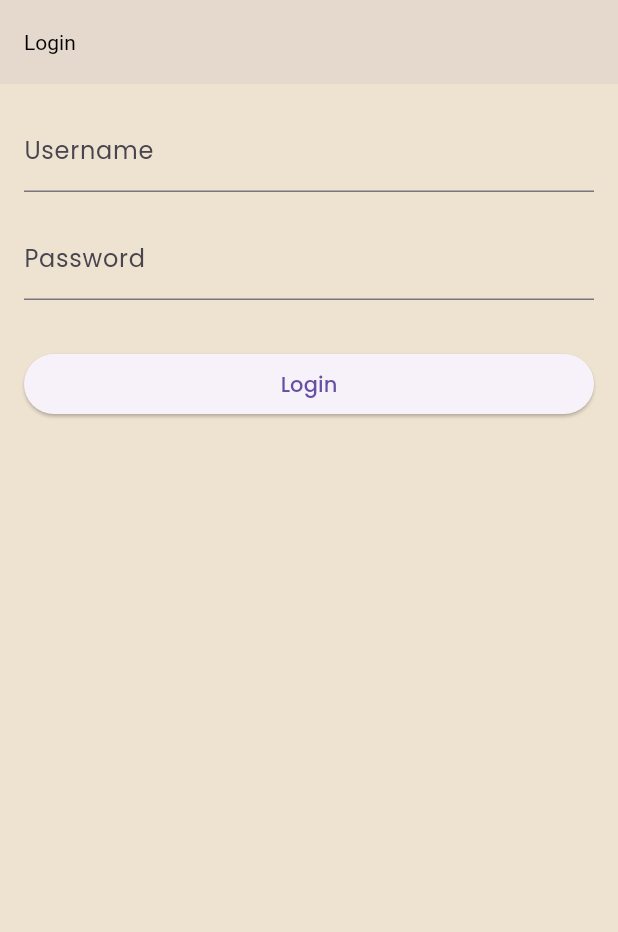
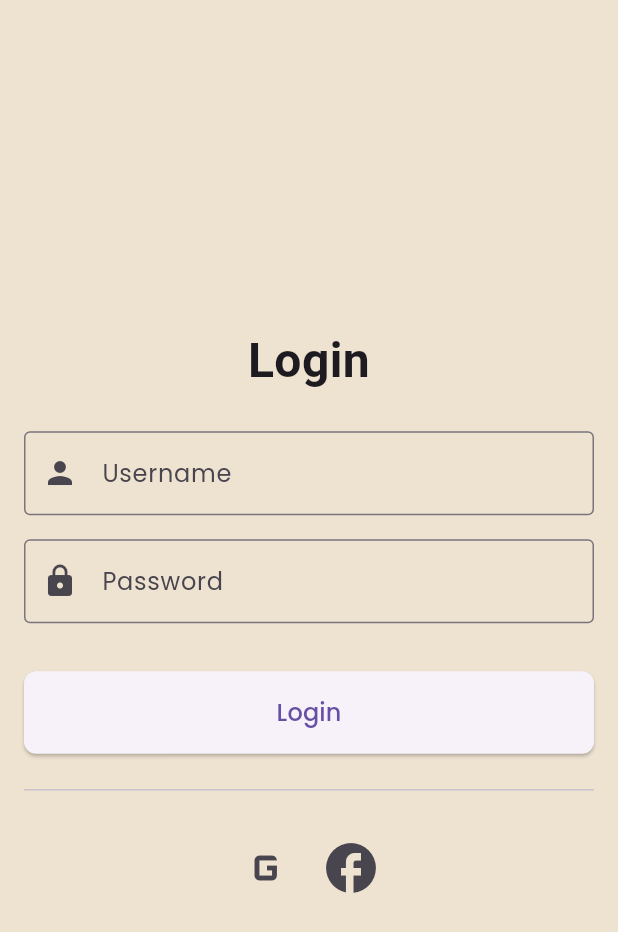
Before and after one commit to ShivasCode/food_spoilage_mobile, a Flutter app: the screen it shows after launch, on a phone screen of 412 x 824 dp. Shown: the top 932 px of the screen. Run offline on Flutter 3.47's test engine with Material 3 defaults, Android fonts, the phone set to English and light mode, and no system bars; our stand-ins replace flutter_dotenv, google_fonts, shared_preferences, syncfusion_flutter_gauges; missing offline and left inert: mqtt_client.

Commit message:
version 1

```diff
--- a/lib/login.dart
+++ b/lib/login.dart
@@ -39,9 +39,11 @@ class _LoginPageState extends State<LoginPage> {
     if (response.statusCode == 200) {
       final data = json.decode(response.body);
       final token = data['token'];
+      final username = data['username'];
 
       final prefs = await SharedPreferences.getInstance();
       await prefs.setString('authToken', token);
+      await prefs.setString('username', username);
 
       // Navigate to FoodSelectionPage
       Navigator.pushReplacement(
@@ -62,36 +64,81 @@ class _LoginPageState extends State<LoginPage> {
   @override
   Widget build(BuildContext context) {
     return Scaffold(
-      appBar: AppBar(
-        title: const Text('Login'),
-      ),
       body: Padding(
         padding: const EdgeInsets.all(16.0),
         child: Column(
+          mainAxisAlignment: MainAxisAlignment.center,
           crossAxisAlignment: CrossAxisAlignment.stretch,
           children: [
+            const Text(
+              'Login',
+              textAlign: TextAlign.center,
+              style: TextStyle(
+                fontSize: 32,
+                fontWeight: FontWeight.bold,
+              ),
+            ),
+            const SizedBox(height: 24),
             TextField(
               controller: _usernameController,
-              decoration: const InputDecoration(labelText: 'Username'),
+              decoration: InputDecoration(
+                labelText: 'Username',
+                prefixIcon: const Icon(Icons.person),
+                border: const OutlineInputBorder(),
+              ),
             ),
             const SizedBox(height: 16),
             TextField(
               controller: _passwordController,
-              decoration: const InputDecoration(labelText: 'Password'),
+              decoration: InputDecoration(
+                labelText: 'Password',
+                prefixIcon: const Icon(Icons.lock),
+                border: const OutlineInputBorder(),
+              ),
               obscureText: true,
             ),
             const SizedBox(height: 16),
             if (_errorMessage != null)
               Text(
                 _errorMessage!,
+                textAlign: TextAlign.center,
                 style: const TextStyle(color: Colors.red),
               ),
             const SizedBox(height: 16),
             ElevatedButton(
               onPressed: _isLoading ? null : _login,
+              style: ElevatedButton.styleFrom(
+                padding: const EdgeInsets.symmetric(vertical: 16),
+                shape: RoundedRectangleBorder(
+                  borderRadius: BorderRadius.circular(8),
+                ),
+              ),
               child: _isLoading
                   ? const CircularProgressIndicator(color: Colors.white)
-                  : const Text('Login'),
+                  : const Text(
+                      'Login',
+                      style: TextStyle(fontSize: 16),
+                    ),
+            ),
+            const SizedBox(height: 16),
+            const Divider(thickness: 1),
+            const SizedBox(height: 16),
+            Row(
+              mainAxisAlignment: MainAxisAlignment.center,
+              children: [
+                IconButton(
+                  icon: const Icon(Icons.g_mobiledata, size: 40),
+                  onPressed: () {
+                    // Handle Google login
+                  },
+                ),
+                IconButton(
+                  icon: const Icon(Icons.facebook, size: 40),
+                  onPressed: () {
+                    // Handle Facebook login
+                  },
+                ),
+              ],
             ),
           ],
         ),
```
Also changed, not shown: lib/food_selection.dart (+41 -21 lines), lib/monitoring_groups_page.dart (+11 -33 lines), lib/mqtt_page.dart (+6 -4 lines), lib/notification_page.dart (added, +225 -0 lines), lib/sensor_data_page.dart (+7 -8 lines), 1 other file.
